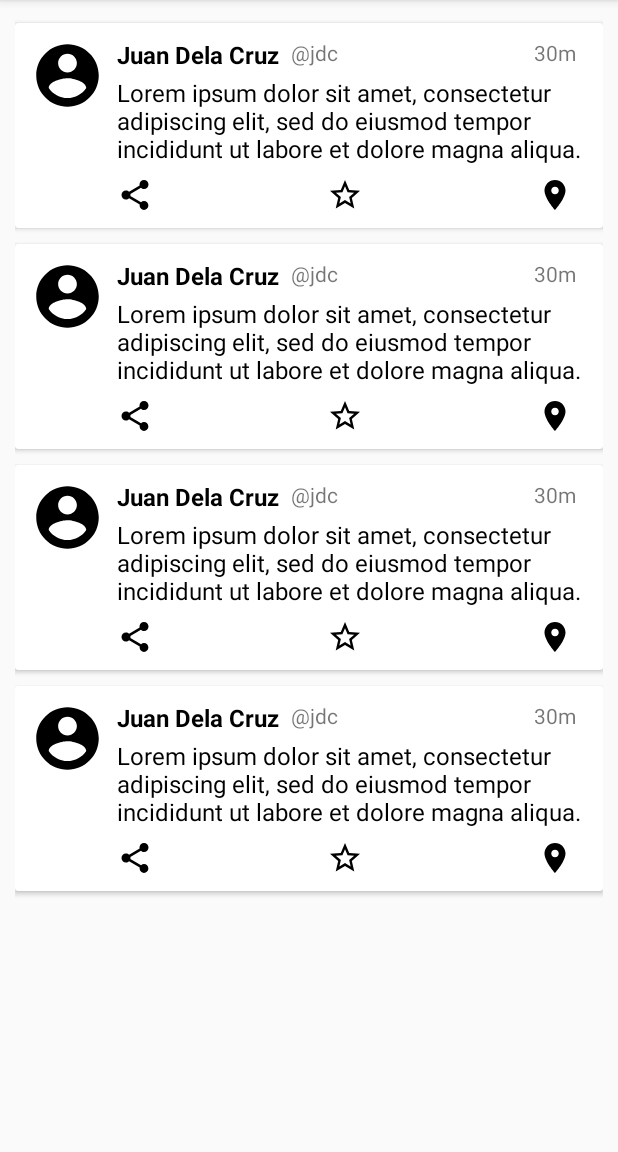
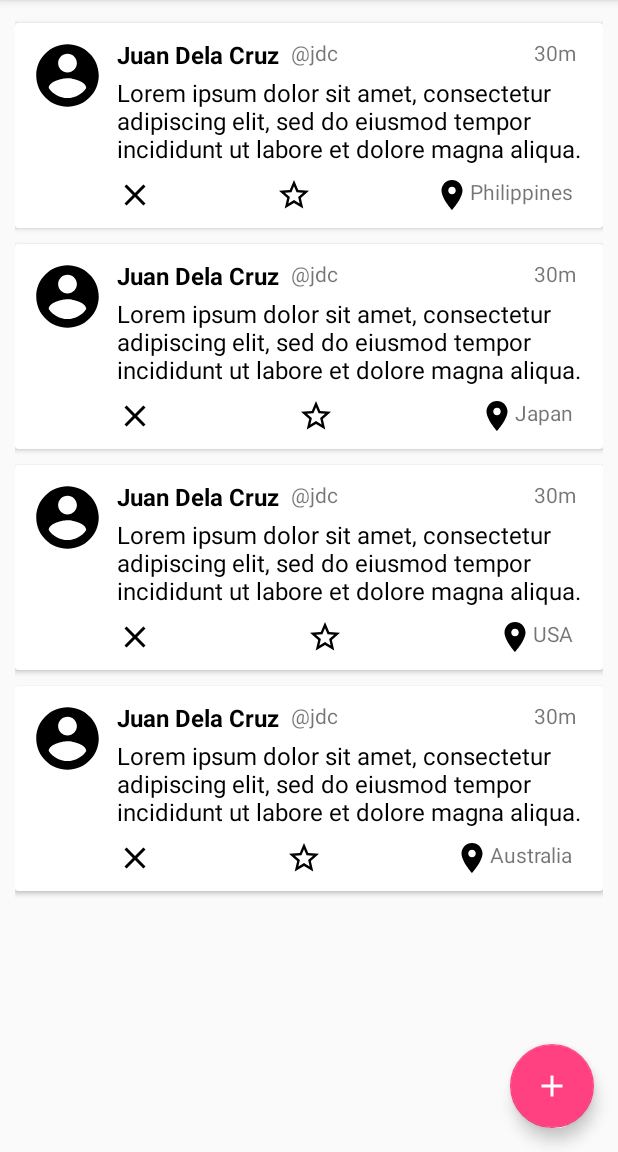
Before and after one commit to dtlim/RecyclerViewAnimations, an Android app: the screen it shows after launch (MainActivity), on a phone screen of 412 x 824 dp, the part 84-1236 px from its top. Run offline under Robolectric (Android 15) with nearby library versions, the phone set to English and light mode, and no system bars; our stand-ins replace ButterKnife, Picasso; pictures from the network do not load.

Commit message:
Added button listeners

```diff
--- a/app/src/main/java/com/dtlim/recyclerviewanimations/FeedAdapter.java
+++ b/app/src/main/java/com/dtlim/recyclerviewanimations/FeedAdapter.java
@@ -36,45 +36,19 @@ public class FeedAdapter extends RecyclerView.Adapter<FeedViewHolder> {
     @Override
     public void onBindViewHolder(final FeedViewHolder holder, int position) {
         final FeedItem item = feedItems.get(position);
-
-        if(!item.getProfilePictureUrl().isEmpty()) {
-            Picasso.with(context)
-                    .load(item.getProfilePictureUrl())
-                    .fit()
-                    .centerCrop()
-                    .placeholder(R.drawable.ic_profile)
-                    .error(R.drawable.ic_profile)
-                    .into(holder.imageViewProfilePicture);
-        }
-
-        if(!item.getImageUrl().isEmpty()) {
-            holder.imageViewContent.setVisibility(View.VISIBLE);
-            Picasso.with(context)
-                    .load(item.getImageUrl())
-                    .fit()
-                    .centerCrop()
-                    .into(holder.imageViewContent, new Callback() {
-                        @Override
-                        public void onSuccess() {
-
-                        }
-
-                        @Override
-                        public void onError() {
-                            Log.d("IMAGE", "onError: " + item.getImageUrl());
-                            holder.imageViewContent.setVisibility(View.GONE);
-                        }
-                    });
-        }
-        else {
-            holder.imageViewContent.setVisibility(View.GONE);
-        }
-
-        holder.textViewName.setText(item.getName());
-        holder.textViewUsername.setText(item.getUsername());
-        holder.textViewContent.setText(item.getContent());
-        holder.textViewLocation.setText(item.getLocation());
-        holder.textViewTime.setText(item.getTime());
+        holder.setFeedItem(context, item);
+        holder.imageViewRemove.setOnClickListener(new View.OnClickListener() {
+            @Override
+            public void onClick(View view) {
+                onClickRemove(holder.getAdapterPosition());
+            }
+        });
+        holder.imageViewStar.setOnClickListener(new View.OnClickListener() {
+            @Override
+            public void onClick(View view) {
+                onClickStar(holder.getAdapterPosition());
+            }
+        });
     }
 
     public void setFeedItems(List<FeedItem> feedItems) {
@@ -82,6 +56,23 @@ public class FeedAdapter extends RecyclerView.Adapter<FeedViewHolder> {
         notifyDataSetChanged();
     }
 
+    public void appendItemToSecond(FeedItem item) {
+        int index = feedItems.size() >= 2 ? 1:0;
+        feedItems.add(index, item);
+        notifyDataSetChanged(); // TODO animation
+    }
+
+    public void onClickStar(int index) {
+        FeedItem item = feedItems.get(index);
+        item.setStarred(!item.isStarred());
+        notifyDataSetChanged(); // TODO animation
+    }
+
+    public void onClickRemove(int index) {
+        feedItems.remove(index);
+        notifyDataSetChanged(); // TODO animation
+    }
+
     @Override
     public int getItemCount() {
         return feedItems.size();
--- a/app/src/main/java/com/dtlim/recyclerviewanimations/FeedViewHolder.java
+++ b/app/src/main/java/com/dtlim/recyclerviewanimations/FeedViewHolder.java
@@ -1,9 +1,15 @@
 package com.dtlim.recyclerviewanimations;
 
+import android.content.Context;
+import android.support.v4.content.ContextCompat;
 import android.support.v7.widget.RecyclerView;
+import android.util.Log;
 import android.view.View;
 import android.widget.ImageView;
 import android.widget.TextView;
+
+import com.squareup.picasso.Callback;
+import com.squareup.picasso.Picasso;
 
 import butterknife.BindView;
 import butterknife.ButterKnife;
@@ -19,8 +25,8 @@ public class FeedViewHolder extends RecyclerView.ViewHolder {
     @BindView(R.id.imageview_content)
     ImageView imageViewContent;
 
-    @BindView(R.id.imageview_share)
-    ImageView imageViewShare;
+    @BindView(R.id.imageview_remove)
+    ImageView imageViewRemove;
     @BindView(R.id.imageview_star)
     ImageView imageViewStar;
 
@@ -39,4 +45,52 @@ public class FeedViewHolder extends RecyclerView.ViewHolder {
         super(itemView);
         ButterKnife.bind(this, itemView);
     }
+
+    public void setFeedItem(Context context, final FeedItem item) {
+        if(!item.getProfilePictureUrl().isEmpty()) {
+            Picasso.with(context)
+                    .load(item.getProfilePictureUrl())
+                    .fit()
+                    .centerCrop()
+                    .placeholder(R.drawable.ic_profile)
+                    .error(R.drawable.ic_profile)
+                    .into(imageViewProfilePicture);
+        }
+
+        if(!item.getImageUrl().isEmpty()) {
+            imageViewContent.setVisibility(View.VISIBLE);
+            Picasso.with(context)
+                    .load(item.getImageUrl())
+                    .fit()
+                    .centerCrop()
+                    .into(imageViewContent, new Callback() {
+                        @Override
+                        public void onSuccess() {
+
+                        }
+
+                        @Override
+                        public void onError() {
+                            Log.d("IMAGE", "onError: " + item.getImageUrl());
+                            imageViewContent.setVisibility(View.GONE);
+                        }
+                    });
+        }
+        else {
+            imageViewContent.setVisibility(View.GONE);
+        }
+
+        if(item.isStarred()) {
+            imageViewStar.setImageDrawable(ContextCompat.getDrawable(context, R.drawable.ic_star));
+        }
+        else {
+            imageViewStar.setImageDrawable(ContextCompat.getDrawable(context, R.drawable.ic_star_border));
+        }
+
+        textViewName.setText(item.getName());
+        textViewUsername.setText(item.getUsername());
+        textViewContent.setText(item.getContent());
+        textViewLocation.setText(item.getLocation());
+        textViewTime.setText(item.getTime());
+    }
 }
--- a/app/src/main/java/com/dtlim/recyclerviewanimations/MainActivity.java
+++ b/app/src/main/java/com/dtlim/recyclerviewanimations/MainActivity.java
@@ -1,13 +1,16 @@
 package com.dtlim.recyclerviewanimations;
 
+import android.support.design.widget.FloatingActionButton;
 import android.support.v7.app.AppCompatActivity;
 import android.os.Bundle;
 import android.support.v7.widget.LinearLayoutManager;
 import android.support.v7.widget.RecyclerView;
 import android.support.v7.widget.Toolbar;
+import android.view.View;
 
 import java.util.ArrayList;
 import java.util.List;
+import java.util.Random;
 
 import butterknife.BindView;
 import butterknife.ButterKnife;
@@ -20,6 +23,10 @@ public class MainActivity extends AppCompatActivity {
     Toolbar toolbar;
     @BindView(R.id.recyclerview)
     RecyclerView recyclerView;
+    @BindView(R.id.fab)
+    FloatingActionButton fab;
+
+    Random rand = new Random();
 
     @Override
     protected void onCreate(Bundle savedInstanceState) {
@@ -34,6 +41,23 @@ public class MainActivity extends AppCompatActivity {
         recyclerView.setAdapter(adapter);
         recyclerView.setLayoutManager(new LinearLayoutManager(this));
         adapter.setFeedItems(getDummyData());
+
+        fab.setOnClickListener(new View.OnClickListener() {
+            @Override
+            public void onClick(View view) {
+                appendItemToSecond();
+            }
+        });
+    }
+
+    private void appendItemToSecond() {
+        FeedItem item = new FeedItem("Juan Dela Cruz",
+                "@jdc",
+                "Lorem ipsum dolor sit amet, consectetur adipiscing elit, sed do eiusmod tempor incididunt ut labore et dolore magna aliqua.",
+                rand.nextInt(60) + "m");
+        item.setImageUrl("http://i.imgur.com/esLt02I.jpg");
+        item.setLocation("Philippines");
+        adapter.appendItemToSecond(item);
     }
 
     private List<FeedItem> getDummyData() {
@@ -44,6 +68,7 @@ public class MainActivity extends AppCompatActivity {
                 "Lorem ipsum dolor sit amet, consectetur adipiscing elit, sed do eiusmod tempor incididunt ut labore et dolore magna aliqua.",
                 "30m");
         item.setImageUrl("http://i.imgur.com/esLt02I.jpg");
+        item.setLocation("Philippines");
         items.add(item);
 
         item = new FeedItem("Juan Dela Cruz",
@@ -51,6 +76,7 @@ public class MainActivity extends AppCompatActivity {
                 "Lorem ipsum dolor sit amet, consectetur adipiscing elit, sed do eiusmod tempor incididunt ut labore et dolore magna aliqua.",
                 "30m");
         item.setImageUrl("http://starecat.com/content/wp-content/uploads/you-had-one-job-pikachu-tail-ears-fail.jpg");
+        item.setLocation("Japan");
         items.add(item);
 
         item = new FeedItem("Juan Dela Cruz",
@@ -58,12 +84,14 @@ public class MainActivity extends AppCompatActivity {
                 "Lorem ipsum dolor sit amet, consectetur adipiscing elit, sed do eiusmod tempor incididunt ut labore et dolore magna aliqua.",
                 "30m");
         item.setImageUrl("https://i.imgur.com/uZQghgm.jpg");
+        item.setLocation("USA");
         items.add(item);
 
         item = new FeedItem("Juan Dela Cruz",
                 "@jdc",
                 "Lorem ipsum dolor sit amet, consectetur adipiscing elit, sed do eiusmod tempor incididunt ut labore et dolore magna aliqua.",
                 "30m");
+        item.setLocation("Australia");
         items.add(item);
 
         return items;
--- /dev/null
+++ b/app/src/main/res/drawable/ic_add.xml
@@ -0,0 +1,9 @@
+<vector xmlns:android="http://schemas.android.com/apk/res/android"
+        android:width="24dp"
+        android:height="24dp"
+        android:viewportWidth="24.0"
+        android:viewportHeight="24.0">
+    <path
+        android:fillColor="#FFFFFFFF"
+        android:pathData="M19,13h-6v6h-2v-6H5v-2h6V5h2v6h6v2z"/>
+</vector>
--- /dev/null
+++ b/app/src/main/res/drawable/ic_remove.xml
@@ -0,0 +1,9 @@
+<vector xmlns:android="http://schemas.android.com/apk/res/android"
+        android:width="24dp"
+        android:height="24dp"
+        android:viewportWidth="24.0"
+        android:viewportHeight="24.0">
+    <path
+        android:fillColor="#FF000000"
+        android:pathData="M19,6.41L17.59,5 12,10.59 6.41,5 5,6.41 10.59,12 5,17.59 6.41,19 12,13.41 17.59,19 19,17.59 13.41,12z"/>
+</vector>
--- /dev/null
+++ b/app/src/main/res/drawable/ic_star.xml
@@ -0,0 +1,9 @@
+<vector xmlns:android="http://schemas.android.com/apk/res/android"
+        android:width="24dp"
+        android:height="24dp"
+        android:viewportWidth="24.0"
+        android:viewportHeight="24.0">
+    <path
+        android:fillColor="#FF000000"
+        android:pathData="M12,17.27L18.18,21l-1.64,-7.03L22,9.24l-7.19,-0.61L12,2 9.19,8.63 2,9.24l5.46,4.73L5.82,21z"/>
+</vector>
--- a/app/src/main/res/layout/activity_main.xml
+++ b/app/src/main/res/layout/activity_main.xml
@@ -1,6 +1,5 @@
 <?xml version="1.0" encoding="utf-8"?>
-<android.support.design.widget.CoordinatorLayout
-    xmlns:android="http://schemas.android.com/apk/res/android"
+<android.support.design.widget.CoordinatorLayout xmlns:android="http://schemas.android.com/apk/res/android"
     xmlns:app="http://schemas.android.com/apk/res-auto"
     xmlns:tools="http://schemas.android.com/tools"
     android:layout_width="match_parent"
@@ -18,10 +17,10 @@
             android:id="@+id/toolbar"
             android:layout_width="match_parent"
             android:layout_height="wrap_content"
+            android:background="@color/colorPrimary"
             android:minHeight="?attr/actionBarSize"
-            android:background="@color/colorPrimary"
-            app:theme="@style/ThemeOverlay.AppCompat.Dark.ActionBar"
-            app:layout_scrollFlags="scroll|enterAlways" >
+            app:layout_scrollFlags="scroll|enterAlways"
+            app:theme="@style/ThemeOverlay.AppCompat.Dark.ActionBar">
 
         </android.support.v7.widget.Toolbar>
 
@@ -34,4 +33,13 @@
         android:padding="10dp"
         app:layout_behavior="@string/appbar_scrolling_view_behavior" />
 
+    <android.support.design.widget.FloatingActionButton
+        android:id="@+id/fab"
+        android:layout_width="wrap_content"
+        android:layout_height="wrap_content"
+        android:layout_gravity="bottom|right"
+        android:layout_margin="16dp"
+        android:src="@drawable/ic_add"
+        app:fabSize="normal" />
+
 </android.support.design.widget.CoordinatorLayout>
--- a/app/src/main/res/layout/viewholder_feed_item.xml
+++ b/app/src/main/res/layout/viewholder_feed_item.xml
@@ -78,12 +78,12 @@
             tools:text="30m" />
 
         <ImageView
-            android:id="@+id/imageview_share"
+            android:id="@+id/imageview_remove"
             android:layout_width="24dp"
             android:layout_height="24dp"
             android:layout_marginLeft="0dp"
             android:layout_marginTop="8dp"
-            android:src="@drawable/ic_share"
+            android:src="@drawable/ic_remove"
             app:layout_constraintLeft_toLeftOf="@+id/textview_content"
             app:layout_constraintTop_toBottomOf="@+id/imageview_content" />
 
@@ -95,7 +95,7 @@
             android:layout_marginRight="8dp"
             android:layout_marginTop="8dp"
             android:src="@drawable/ic_star_border"
-            app:layout_constraintLeft_toRightOf="@+id/imageview_share"
+            app:layout_constraintLeft_toRightOf="@+id/imageview_remove"
             app:layout_constraintRight_toLeftOf="@+id/textview_location"
             app:layout_constraintTop_toBottomOf="@+id/imageview_content" />
 
```
